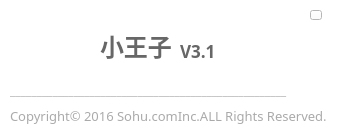
This is src/princekin/ui/setting/princekinabout.ui in chorushe/princekin as Qt 5 draws it before an edit. The edited form follows.
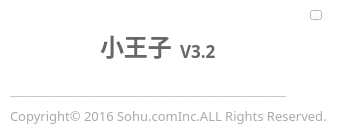
This is the edited form. Icons and pictures are not drawn.

```diff
--- a/src/princekin/ui/setting/princekinabout.ui
+++ b/src/princekin/ui/setting/princekinabout.ui
@@ -90,7 +90,7 @@
     <string notr="true">color: rgb(103, 103, 103);</string>
    </property>
    <property name="text">
-    <string>V3.1</string>
+    <string>V3.2</string>
    </property>
   </widget>
   <widget class="QLabel" name="label_4">
```
